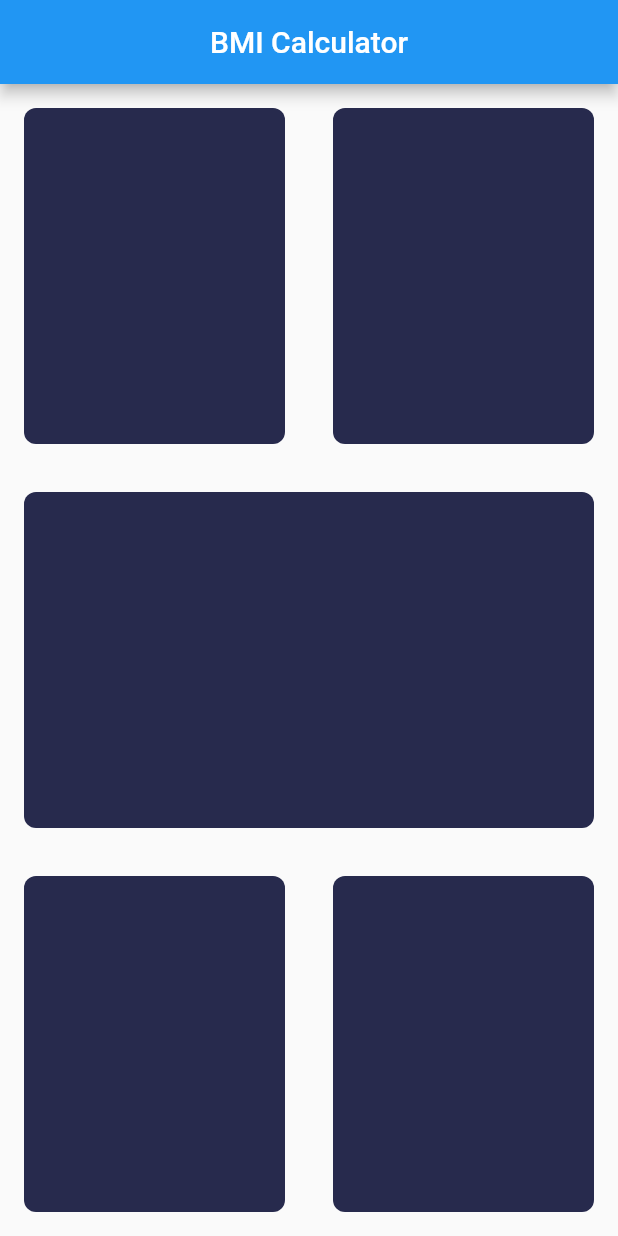
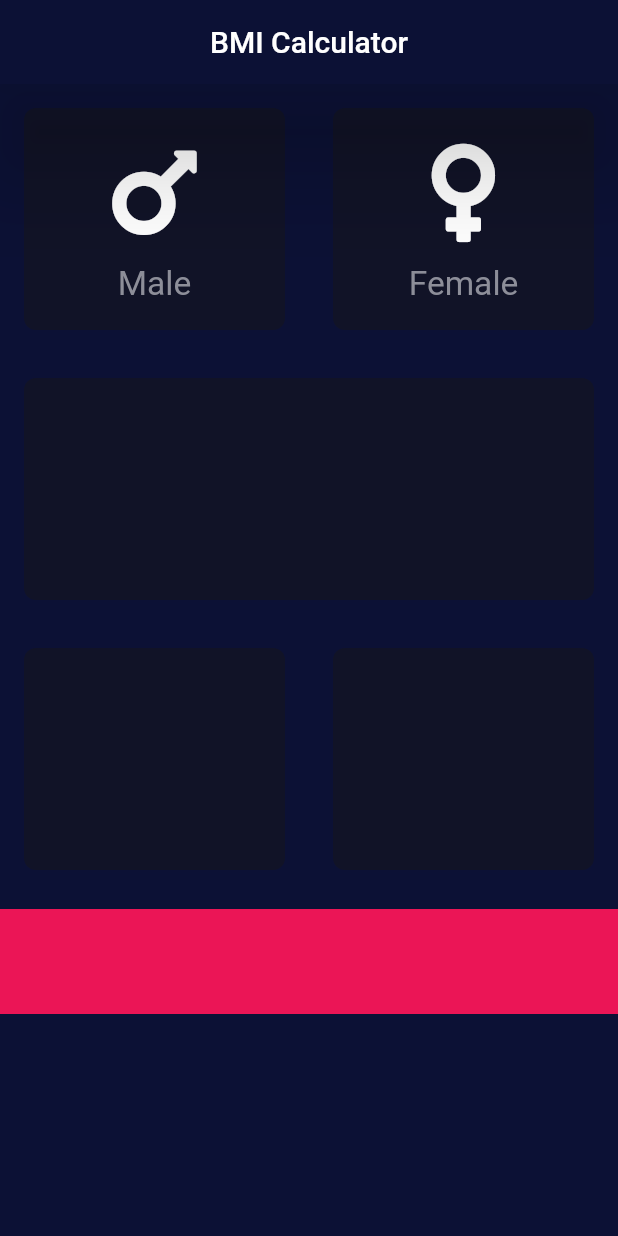
Before and after one commit to 4643880/Basic-Apps-Flutter, a Flutter app: the screen it shows after launch, on a phone screen of 412 x 824 dp. Run offline on Flutter 3.47's test engine with Material 2 defaults, Android fonts, the light colour scheme and no system bars; our stand-ins replace font_awesome_flutter.

Commit message:
Enum Ends Here with if Else statement

```diff
--- a/lib/main.dart
+++ b/lib/main.dart
@@ -18,7 +18,7 @@ class MyApp extends StatelessWidget {
       //   elevation: 30.0,
       //   ),
       // ),
-      // theme: MyTheme.appTheme(context),
+      theme: MyTheme.appTheme(context),
       // themeMode: ThemeMode.system,
       debugShowCheckedModeBanner: false,
       home: Scaffold(
--- a/lib/pages/input_page_file.dart
+++ b/lib/pages/input_page_file.dart
@@ -1,4 +1,13 @@
 import 'package:flutter/material.dart';
+import 'package:flutter_learning_with_angela/widgets.dart/male_female_content.dart';
+import 'package:flutter_learning_with_angela/widgets.dart/reusable_container.dart';
+import 'package:font_awesome_flutter/font_awesome_flutter.dart';
+
+const myBottomContainerHeight = 70.0;
+const myBottomContainerColor = Color(0xffeb1556);
+
+const myReusableContainerActiveColor =  Color(0xff272A4D);
+const myReusableContainerInActiveColor =  Color(0xff111327);
 
 class InputPage extends StatefulWidget {
   const InputPage({Key? key}) : super(key: key);
@@ -8,65 +17,80 @@ class InputPage extends StatefulWidget {
 }
 
 class _InputPageState extends State<InputPage> {
+
+
   @override
   Widget build(BuildContext context) {
-    return Container(
-      // margin: EdgeInsets.all(08),
+    return SingleChildScrollView(
       child: Column(
         children: [
-          Expanded(
+          Container(
+            height: 180,
             child: Row(
-              children: const [
-                Expanded(
-                  child: MyReusableContainer(color: Color(0xff272A4D),),
+              children: [
+                 Expanded(
+                  child: GestureDetector(
+                    onTap: (){
+                      setState(() {
+                        updateColorFunc(GenderEnum.male);
+                      });
+                    },
+                    child: MyReusableContainer(
+                      color: maleCardColor,
+                      myCardChild: const MaleAndFemaleWidget(iconName: FontAwesomeIcons.mars, titleName: "Male",),
+                      ),
+                  ),
                 ),
                 Expanded(
-                  child: MyReusableContainer(color: Color(0xff272A4D),),
+                  child: GestureDetector(
+                    onTap: (){
+                      setState(() {
+                        updateColorFunc(GenderEnum.female);
+                      });
+                    },
+                    child: MyReusableContainer(
+                      color: femaleCardColor,
+                      myCardChild: const MaleAndFemaleWidget(iconName: FontAwesomeIcons.venus, titleName: "Female",),
+                      ),
+                  ),
                 ),
               ],
             ),
           ),
-          Expanded(
+          Container(
+            height: 180,
             child: Row(
               children: const[
                 Expanded(
-                  child: MyReusableContainer(color: Color(0xff272A4D),),
+                  child: MyReusableContainer(
+                    color: myReusableContainerInActiveColor,
+                    myCardChild: MaleAndFemaleWidget(),
+                    ),
                 ),
               ],
             ),
           ),
-          Expanded(
+          Container(
+            height: 180,
             child: Row(
               children: const[
                 Expanded(
-                  child: MyReusableContainer(color: Color(0xff272A4D),),
+                  child: MyReusableContainer(color: myReusableContainerInActiveColor,),
                 ),
                 Expanded(
-                  child: MyReusableContainer(color: Color(0xff272A4D),),
+                  child: MyReusableContainer(color: myReusableContainerInActiveColor,),
                 ),
               ],
             ),
+          ),
+          Container(
+            margin: const EdgeInsets.only(top: 10),
+            color: myBottomContainerColor,
+            height: myBottomContainerHeight,
+            width: double.infinity,
           ),
         ],
       ),
     );
   }
 }
-
-class MyReusableContainer extends StatelessWidget {
-  final Color? color;
-
-  const MyReusableContainer({Key? key, this.color, }) : super(key: key);
-
-  @override
-  Widget build(BuildContext context) {
-    return Container(
-      decoration: BoxDecoration(
-        color: color?? Colors.black,
-        // color: const Color(0xff272A4D),
-        borderRadius: BorderRadius.circular(08),
-      ),
-      margin: const EdgeInsets.all(16),
-    );
-  }
-}
--- /dev/null
+++ b/lib/widgets.dart/male_female_content.dart
@@ -0,0 +1,56 @@
+import 'package:flutter/material.dart';
+
+
+class MaleAndFemaleWidget extends StatelessWidget {
+  final IconData? iconName;
+  final String? titleName;
+
+  const MaleAndFemaleWidget({Key? key, this.iconName, this.titleName}) : super(key: key);
+
+
+  @override
+  Widget build(BuildContext context) {
+    return Column(
+      mainAxisAlignment: MainAxisAlignment.center,
+      children: [
+        Icon(iconName, size: 75, color: Colors.white,),
+        const SizedBox(height: 10,),
+        Text(titleName?? "", style: const TextStyle(color: Color(0xff8d8e99),), textScaleFactor: 1.6,),
+      ],
+    );
+  }
+}
+
+
+
+
+ // Updating Color On Click
+const myReusableContainerActiveColor =  Color(0xff272A4D);
+const myReusableContainerInActiveColor =  Color(0xff111327);
+
+  Color maleCardColor = myReusableContainerInActiveColor;
+  Color femaleCardColor = myReusableContainerInActiveColor;
+
+  enum GenderEnum {male , female}
+  void updateColorFunc(GenderEnum gender){
+    // 1 is male and 2 is female
+
+    if(gender == GenderEnum.male){
+      if(maleCardColor == myReusableContainerInActiveColor){
+        maleCardColor = myReusableContainerActiveColor;
+        femaleCardColor = myReusableContainerInActiveColor;
+      }else{
+        maleCardColor = myReusableContainerInActiveColor;
+        femaleCardColor = myReusableContainerInActiveColor;
+      }
+    }
+    if(gender == GenderEnum.female){
+      if(femaleCardColor ==  myReusableContainerInActiveColor){
+        femaleCardColor = myReusableContainerActiveColor;
+        maleCardColor = myReusableContainerInActiveColor;
+      }else{
+        femaleCardColor = myReusableContainerInActiveColor;
+        maleCardColor = myReusableContainerInActiveColor;
+      }
+    }
+  }
--- /dev/null
+++ b/lib/widgets.dart/reusable_container.dart
@@ -0,0 +1,20 @@
+import 'package:flutter/material.dart';
+
+class MyReusableContainer extends StatelessWidget {
+  final Color? color;
+  final Widget? myCardChild;
+  const MyReusableContainer({Key? key, this.color, this.myCardChild }) : super(key: key);
+
+  @override
+  Widget build(BuildContext context) {
+    return Container(
+      child: myCardChild,
+      decoration: BoxDecoration(
+        color: color?? Colors.black,
+        // color: const Color(0xff272A4D),
+        borderRadius: BorderRadius.circular(08),
+      ),
+      margin: const EdgeInsets.all(16),
+    );
+  }
+}
```
Also changed, not shown: pubspec.yaml (+5 -12 lines), pubspec.lock.
